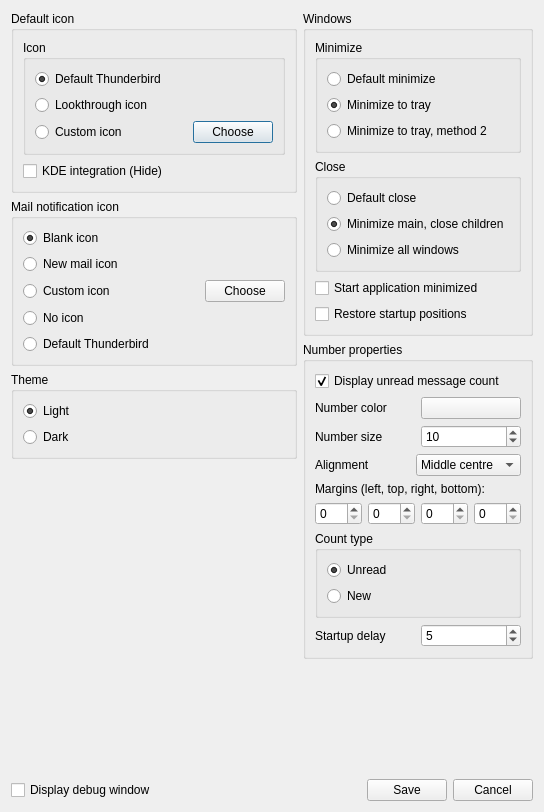
Qt form app/SysTray-X/SysTray-X-app/preferences.ui (Ximi1970/systray-x) before a commit.
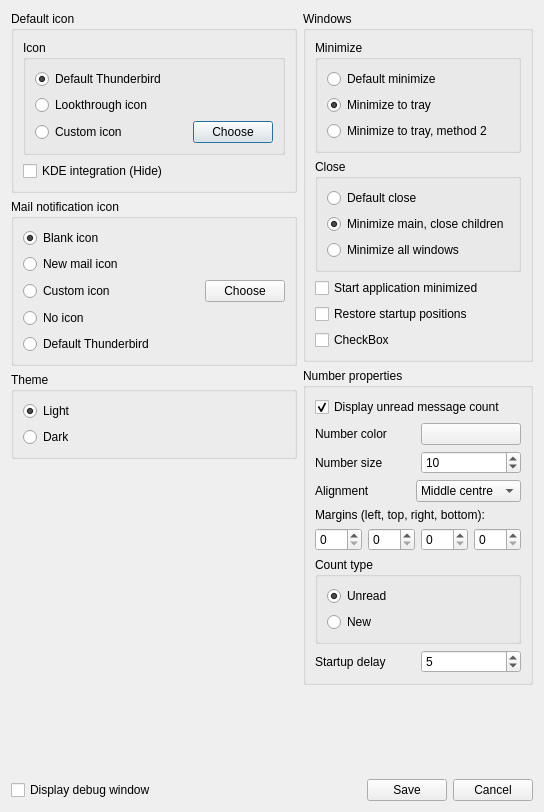
The same form after that commit. Icons and pictures are not drawn.

Commit message: Minimize pref dialog

The edit to the form file:
```diff
--- a/app/SysTray-X/SysTray-X-app/preferences.ui
+++ b/app/SysTray-X/SysTray-X-app/preferences.ui
@@ -10,6 +10,12 @@
     <height>812</height>
    </rect>
   </property>
+  <property name="sizePolicy">
+   <sizepolicy hsizetype="Preferred" vsizetype="Minimum">
+    <horstretch>0</horstretch>
+    <verstretch>0</verstretch>
+   </sizepolicy>
+  </property>
   <property name="windowTitle">
    <string>SysTray-X Preferences</string>
   </property>
@@ -444,6 +450,13 @@
               </property>
              </widget>
             </item>
+            <item>
+             <widget class="QCheckBox" name="checkBox">
+              <property name="text">
+               <string>CheckBox</string>
+              </property>
+             </widget>
+            </item>
            </layout>
           </item>
          </layout>
```
Left out of the diff: 6 changed lines with no effect on the pictures.
